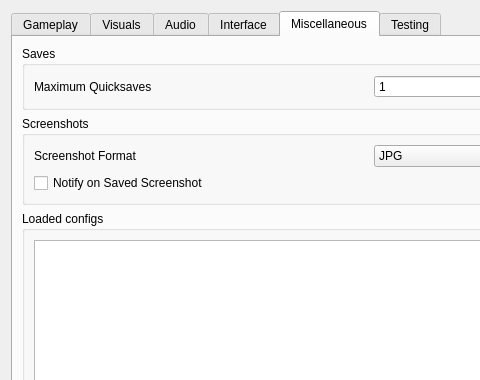
This is apps/launcher/ui/settingspage.ui in sunhawken/openmw as Qt 5 draws it before an edit; both pictures show x 0 to 480 and y 0 to 380 of the 741 by 524 pixel window. The edited form follows.
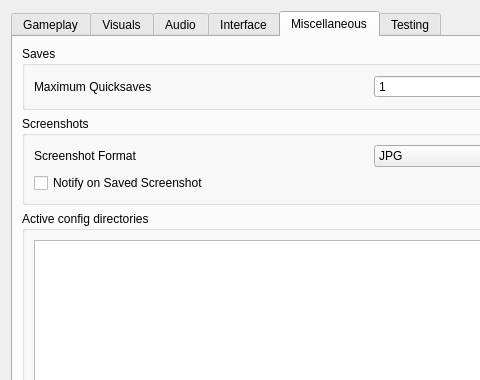
This is the edited form. The open tabs and pages were chosen to show the change.

Patch:
```diff
--- a/apps/launcher/ui/settingspage.ui
+++ b/apps/launcher/ui/settingspage.ui
@@ -1541,7 +1541,7 @@
        <item>
         <widget class="QGroupBox" name="configsGroup">
          <property name="title">
-          <string>Loaded configs</string>
+          <string>Active config directories</string>
          </property>
          <layout class="QVBoxLayout" name="verticalLayout_4">
           <item>
```
